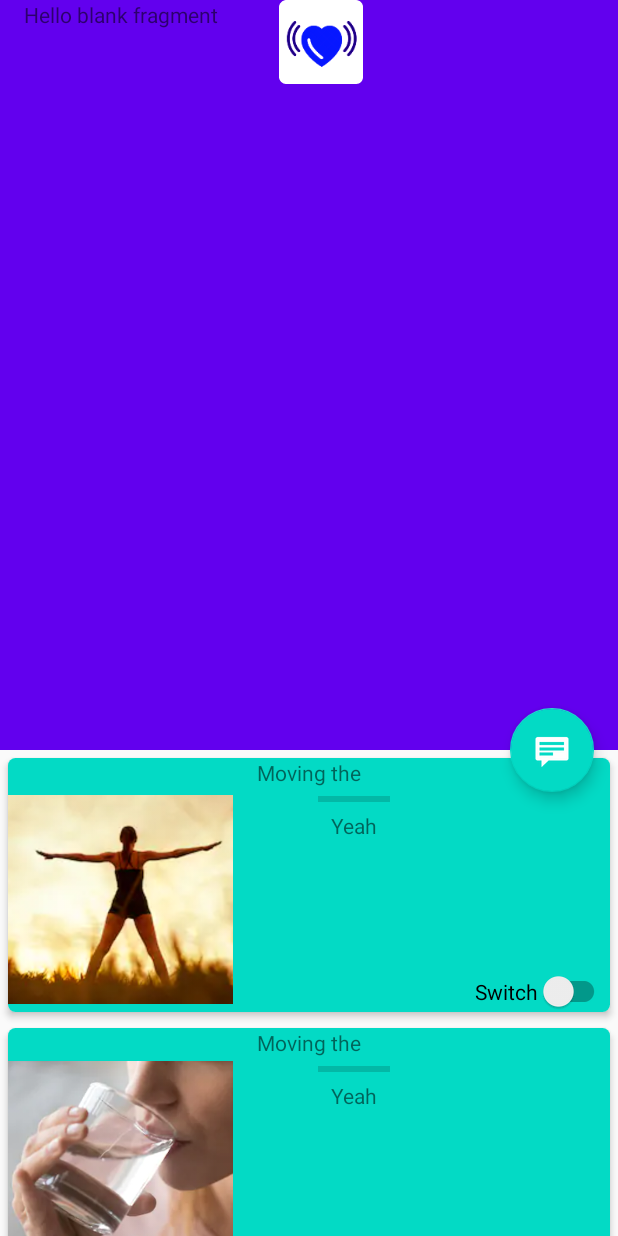
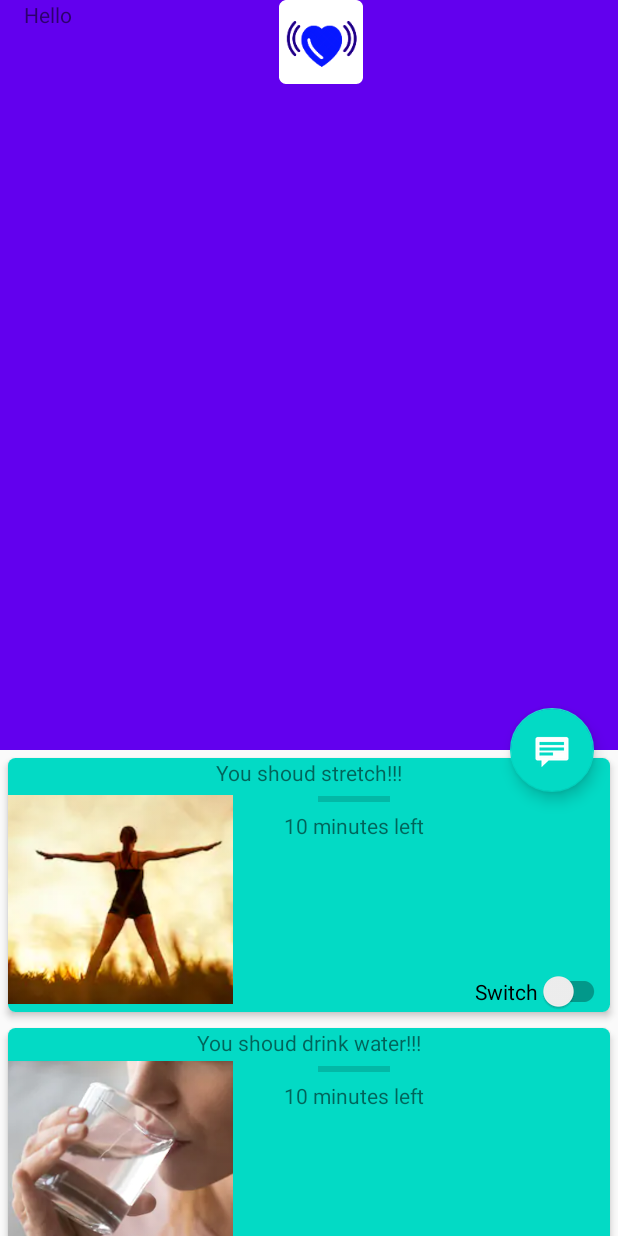
Before and after one commit to HealthBuzzz/2020-2-Mobile-computing-Team-2, an Android app: the screen it shows after launch (MainActivity), on a phone screen of 412 x 824 dp. Run offline under Robolectric (Android 15) with nearby library versions, the phone set to English and light mode, and no system bars.

Commit message:
:sparkles: Fill in the title and message with meaningful stirng

```diff
--- a/app/src/main/java/com/healthbuzz/healthbuzz/DashboardFragment.kt
+++ b/app/src/main/java/com/healthbuzz/healthbuzz/DashboardFragment.kt
@@ -5,6 +5,7 @@ import android.view.LayoutInflater
 import android.view.View
 import android.view.ViewGroup
 import android.widget.ImageView
+import android.widget.TextView
 import androidx.core.content.res.ResourcesCompat
 import androidx.fragment.app.Fragment
 import kotlinx.android.synthetic.main.fragment_dashboard.view.*
@@ -26,10 +27,19 @@ class DashboardFragment : Fragment() {
         val rootView = inflater.inflate(R.layout.fragment_dashboard, container, false)
         val stretchingDrawable = ResourcesCompat.getDrawable(resources, R.drawable.stretching, null)
         val waterDrawable = ResourcesCompat.getDrawable(resources, R.drawable.drink_water, null)
-        rootView.cardview_layout_stretching.findViewById<ImageView>(R.id.ivCardImage)
-            .setImageDrawable(stretchingDrawable)
-        rootView.cardview_layout_water.findViewById<ImageView>(R.id.ivCardImage)
-            .setImageDrawable(waterDrawable)
+        with(rootView) {
+            cardview_layout_stretching.findViewById<ImageView>(R.id.ivCardImage)
+                .setImageDrawable(stretchingDrawable)
+            cardview_layout_water.findViewById<ImageView>(R.id.ivCardImage)
+                .setImageDrawable(waterDrawable)
+            cardview_layout_stretching.findViewById<TextView>(R.id.tvCardTitle).setText(R.string.dashboard_stretching_title_default)
+            cardview_layout_water.findViewById<TextView>(R.id.tvCardTitle).setText(R.string.dashboard_water_title_default)
+            cardview_layout_stretching.findViewById<TextView>(R.id.tvCardContent).text =
+                getString(R.string.dashboard_minutes_left, 10)
+            cardview_layout_water.findViewById<TextView>(R.id.tvCardContent).text =
+                getString(R.string.dashboard_minutes_left, 10)
+
+        }
 
 
         return rootView
--- a/app/src/main/res/layout/fragment_welcome.xml
+++ b/app/src/main/res/layout/fragment_welcome.xml
@@ -11,7 +11,7 @@
         app:layout_constraintTop_toTopOf="parent"
         android:layout_width="match_parent"
         android:layout_height="wrap_content"
-        android:text="@string/hello_blank_fragment" />
+        android:text="Hello" />
 
     <ImageView
         app:layout_constraintTop_toTopOf="parent"
--- a/app/src/main/res/values/strings.xml
+++ b/app/src/main/res/values/strings.xml
@@ -1,6 +1,7 @@
 <resources>
     <string name="app_name">HealthBuzz</string>
     <string name="title_item_detail">Item Detail</string>
-    <!-- TODO: Remove or change this placeholder text -->
-    <string name="hello_blank_fragment">Hello blank fragment</string>
+    <string name="dashboard_stretching_title_default"> You shoud stretch!!!</string>
+    <string name="dashboard_water_title_default"> You shoud drink water!!!</string>
+    <string name="dashboard_minutes_left"> %d minutes left</string>
 </resources>
```
